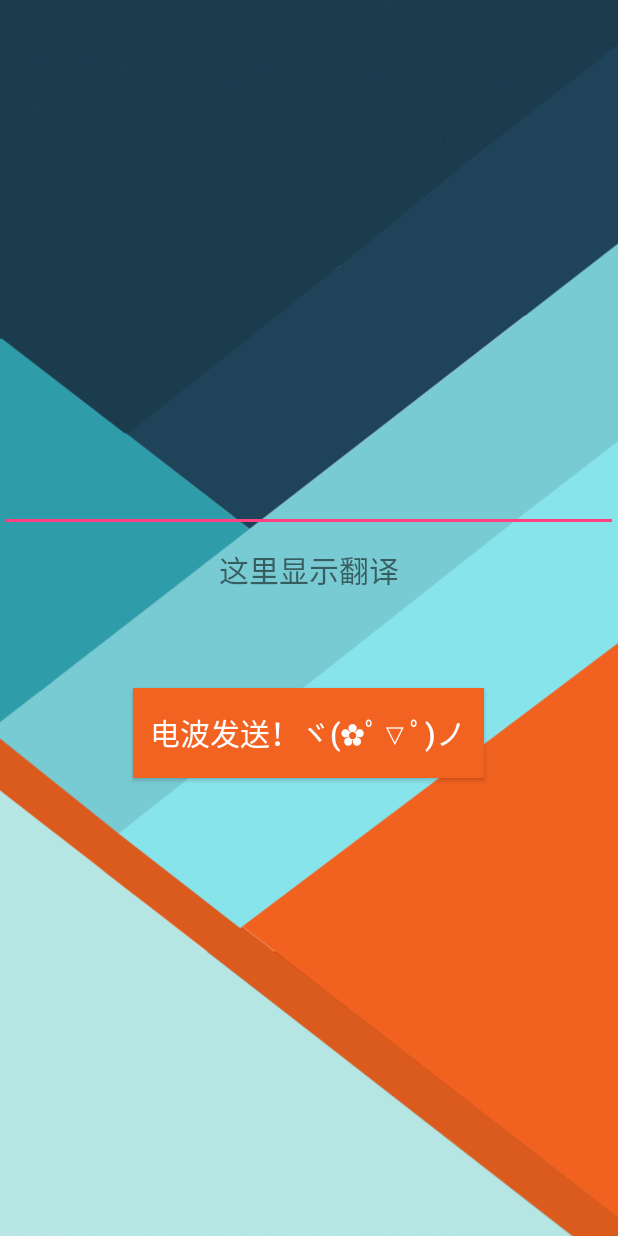
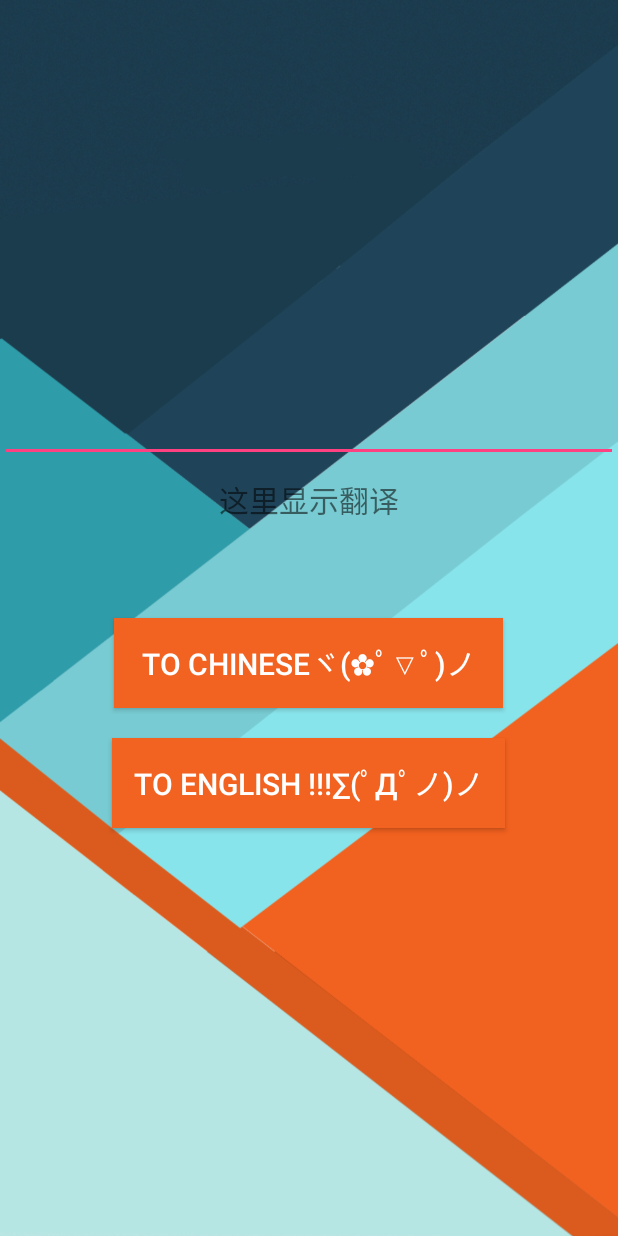
Before and after one commit to Sichongzou/CloudMusicApp, an Android app: the FanyiActivity screen opened directly, with no data from a screen before it, on a phone screen of 412 x 824 dp. Run offline under Robolectric (Android 15) with nearby library versions, the phone set to English and light mode, and no system bars.

Commit message:
Sichongzou
翻译功能完善，调用了百度API 使用Halder实现分线程访问网络，使用Gson处理返回结果并显示

```diff
--- a/app/build.gradle
+++ b/app/build.gradle
@@ -31,8 +31,8 @@ dependencies {
     implementation 'androidx.appcompat:appcompat:1.2.0'
     implementation 'androidx.constraintlayout:constraintlayout:2.0.4'
     implementation 'androidx.legacy:legacy-support-v4:1.0.0'
+    implementation 'com.google.code.gson:gson:2.8.5'//Gson依赖
     testImplementation 'junit:junit:4.12'
     androidTestImplementation 'androidx.test.ext:junit:1.1.2'
     androidTestImplementation 'androidx.test.espresso:espresso-core:3.3.0'
-
 }
--- a/app/src/main/java/com/example/cloudmusicapp/FanyiActivity.java
+++ b/app/src/main/java/com/example/cloudmusicapp/FanyiActivity.java
@@ -14,16 +14,12 @@ import android.widget.EditText;
 import android.widget.TextView;
 
 import com.example.cloudmusicapp.FanYiApi.TransApi;
-
-import org.json.JSONArray;
-import org.json.JSONException;
-import org.json.JSONObject;
-
-import java.util.Map;
+import com.example.cloudmusicapp.gsonpackage.RequestResult;
+import com.google.gson.Gson;
 
 
 public class FanyiActivity extends AppCompatActivity {
-    Button button;
+    Button buttonzh,buttonen;
     EditText editText;
     TextView textView;
     private TransApi api;
@@ -37,16 +33,34 @@ public class FanyiActivity extends AppCompatActivity {
             super.handleMessage(msg);
             Bundle data = msg.getData();
             String value = data.getString("query");
-            Log.d("run1", "run: "+value);
-            textView.setText(value);
+            Log.d("TAG", "handleMessage: "+ value);
+            Gson gson=new Gson();
+            RequestResult requestResult=gson.fromJson(value, RequestResult.class);
+            textView.setText(requestResult.trans_result.get(0).dst);
         }
     };
-    Runnable networkTask =new Runnable() {
+    //翻译成中文的线程
+    Runnable tochinese =new Runnable() {
         @Override
-        public void run() { // \u4f60\u597d
+        public void run() {
             String query=editText.getText().toString();
             api=new TransApi(APP_ID,SECURITY_KEY);
             query=api.getTransResult(query,"auto","zh");
+            Message message = new Message();
+            Bundle data = new Bundle();
+            Log.d("run", "run: "+query);
+            data.putString("query",query);
+            message.setData(data);
+            handler.sendMessage(message);
+        }
+    };
+    //翻译成英文的线程
+    Runnable toenglish=new Runnable() {
+        @Override
+        public void run() {
+            String query=editText.getText().toString();
+            api=new TransApi(APP_ID,SECURITY_KEY);
+            query=api.getTransResult(query,"auto","en");
             Message message = new Message();
             Bundle data = new Bundle();
             Log.d("run", "run: "+query);
@@ -60,14 +74,22 @@ public class FanyiActivity extends AppCompatActivity {
         super.onCreate(savedInstanceState);
         setContentView(R.layout.activity_fanyi);
         //初始化
-        button=findViewById(R.id.recite_btn_fanyi);
+        buttonzh=findViewById(R.id.zh_btn_fanyi);
+        buttonen=findViewById(R.id.en_btn_fanyi);
         editText=findViewById(R.id.fanyi_inputText);
         textView=findViewById(R.id.fanyi_outputText);
-        //请求百度APi
-        button.setOnClickListener(new View.OnClickListener() {
+        //请求百度APi翻译成中文
+        buttonzh.setOnClickListener(new View.OnClickListener() {
             @Override
             public void onClick(View view) {
-                new Thread(networkTask).start();
+                new Thread(tochinese).start();
+            }
+        });
+        //调用百度API翻译成英文
+        buttonen.setOnClickListener(new View.OnClickListener() {
+            @Override
+            public void onClick(View view) {
+                new Thread(toenglish).start();
             }
         });
     }
--- a/app/src/main/res/layout/activity_fanyi.xml
+++ b/app/src/main/res/layout/activity_fanyi.xml
@@ -34,11 +34,28 @@
         android:orientation="horizontal">
 
         <Button
-            android:id="@+id/recite_btn_fanyi"
-            android:layout_width="234dp"
+            android:id="@+id/zh_btn_fanyi"
+            android:layout_width="259dp"
             android:layout_height="60dp"
             android:background="@drawable/button"
-            android:text="电波发送！ヾ(✿ﾟ▽ﾟ)ノ"
+            android:text="To Chineseヾ(✿ﾟ▽ﾟ)ノ"
+            android:textColor="@android:color/background_light"
+            android:textSize="20sp" />
+    </LinearLayout>
+
+    <LinearLayout
+        android:layout_width="match_parent"
+        android:layout_height="88dp"
+        android:layout_weight="0.01"
+        android:gravity="center"
+        android:orientation="horizontal">
+
+        <Button
+            android:id="@+id/en_btn_fanyi"
+            android:layout_width="262dp"
+            android:layout_height="60dp"
+            android:background="@drawable/button"
+            android:text="To English !!!∑(ﾟДﾟノ)ノ"
             android:textColor="@android:color/background_light"
             android:textSize="20sp" />
     </LinearLayout>
```
Also changed, not shown: app/src/main/java/com/example/cloudmusicapp/gsonpackage/RequestResult.java (added, +15 -0 lines).
